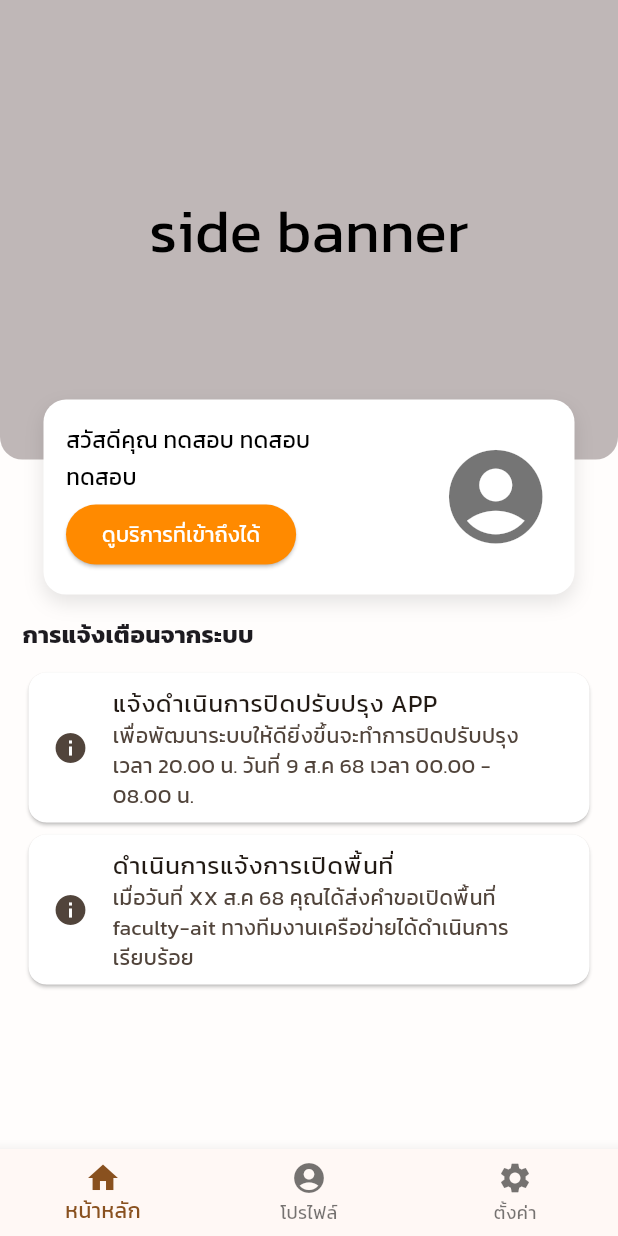
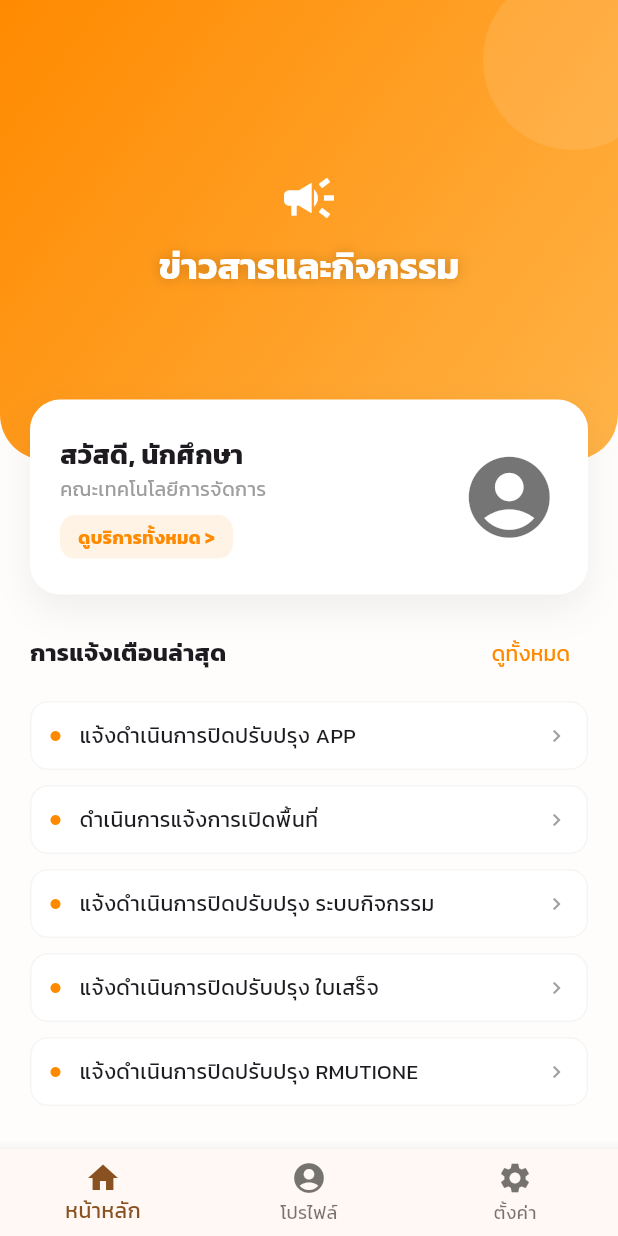
Before and after one commit to TdotShare/mb_rmuti_profile_demo, a Flutter app: the HomePage screen opened by its route, on a phone screen of 412 x 824 dp. Run offline on Flutter 3.47's test engine with Material 3 defaults, Android fonts, the phone set to English and light mode, and no system bars; our stand-ins replace barcode_widget, dio, flutter_riverpod, shared_preferences, webview_flutter; accounts and stored records are empty.

Commit message:
[edit] update ui home

```diff
--- a/lib/features/home/data/home_repository.dart
+++ b/lib/features/home/data/home_repository.dart
@@ -9,8 +9,12 @@ class HomeRepository {
     await Future.delayed(const Duration(seconds: 1)); // <--- เพิ่มบรรทัดนี้
 
     return [
-      HomeUserNotificationListModel(title: "แจ้งดำเนินการปิดปรับปรุง APP", detail: "เพื่อพัฒนาระบบให้ดียิ่งขึ้นจะทำการปิดปรับปรุง เวลา 20.00 น. วันที่ 9 ส.ค 68 เวลา 00.00 - 08.00 น."),
-      HomeUserNotificationListModel(title: "ดำเนินการแจ้งการเปิดพื้นที่", detail: "เมื่อวันที่ XX ส.ค 68 คุณได้ส่งคำขอเปิดพื้นที่ faculty-ait ทางทีมงานเครือข่ายได้ดำเนินการเรียบร้อย"),
+      HomeUserNotificationListModel(id : 1 ,title: "แจ้งดำเนินการปิดปรับปรุง APP", detail: "เพื่อพัฒนาระบบให้ดียิ่งขึ้นจะทำการปิดปรับปรุง เวลา 20.00 น. วันที่ 9 ส.ค 68 เวลา 00.00 - 08.00 น."),
+      HomeUserNotificationListModel(id : 2 ,title: "ดำเนินการแจ้งการเปิดพื้นที่", detail: "เมื่อวันที่ XX ส.ค 68 คุณได้ส่งคำขอเปิดพื้นที่ faculty-ait ทางทีมงานเครือข่ายได้ดำเนินการเรียบร้อย"),
+      HomeUserNotificationListModel(id : 3 ,title: "แจ้งดำเนินการปิดปรับปรุง ระบบกิจกรรม", detail: "เพื่อพัฒนาระบบให้ดียิ่งขึ้นจะทำการปิดปรับปรุง ระบบกิจกรรม เวลา 20.00 น. วันที่ 9 ส.ค 68 เวลา 00.00 - 08.00 น."),
+      HomeUserNotificationListModel(id : 4 ,title: "แจ้งดำเนินการปิดปรับปรุง ใบเสร็จ", detail: "เพื่อพัฒนาระบบให้ดียิ่งขึ้นจะทำการปิดปรับปรุง ใบเสร็จ เวลา 20.00 น. วันที่ 9 ส.ค 68 เวลา 00.00 - 08.00 น."),
+      HomeUserNotificationListModel(id : 5 ,title: "แจ้งดำเนินการปิดปรับปรุง RMUTIONE", detail: "เพื่อพัฒนาระบบให้ดียิ่งขึ้นจะทำการปิดปรับปรุง RMUTIONE เวลา 20.00 น. วันที่ 9 ส.ค 68 เวลา 00.00 - 08.00 น."),
+      HomeUserNotificationListModel(id : 6 ,title: "แจ้งดำเนินการปิดปรับปรุง RMUTIV2", detail: "เพื่อพัฒนาระบบให้ดียิ่งขึ้นจะทำการปิดปรับปรุง RMUTIV2 เวลา 20.00 น. วันที่ 9 ส.ค 68 เวลา 00.00 - 08.00 น."),
     ];
   }
 
--- a/lib/features/home/data/models/home_user_notification_list_model.dart
+++ b/lib/features/home/data/models/home_user_notification_list_model.dart
@@ -1,10 +1,12 @@
 
 
 class HomeUserNotificationListModel {
+  final int id;
   final String title;
   final String detail;
 
   const HomeUserNotificationListModel({
+    required this.id,
     required this.title,
     required this.detail,
   });
@@ -12,6 +14,7 @@ class HomeUserNotificationListModel {
   // Factory Constructor สำหรับแปลง JSON/Map เป็น Model
   factory HomeUserNotificationListModel.fromJson(Map<String, dynamic> json) {
     return HomeUserNotificationListModel(
+      id : json['id'] as int,
       title: json['title'] as String,
       detail: json['detail'] as String,
     );
--- /dev/null
+++ b/lib/features/home/presentation/pages/all_notifications_page.dart
@@ -0,0 +1,58 @@
+import 'package:flutter/material.dart';
+import 'package:mb_rmuti_profile_demo/features/home/data/models/home_user_notification_list_model.dart';
+import 'package:mb_rmuti_profile_demo/features/home/presentation/pages/notification_detail_page.dart';
+
+// --- 1. หน้าแสดงการแจ้งเตือนทั้งหมด ---
+class AllNotificationsPage extends StatelessWidget {
+  final List<HomeUserNotificationListModel> notifications;
+
+  const AllNotificationsPage({super.key, required this.notifications});
+
+  @override
+  Widget build(BuildContext context) {
+    return Scaffold(
+      appBar: AppBar(
+        title: const Text('การแจ้งเตือนทั้งหมด', style: TextStyle(fontWeight: FontWeight.bold)),
+        centerTitle: true,
+      ),
+      body: ListView.separated(
+        padding: const EdgeInsets.all(16),
+        itemCount: notifications.length,
+        separatorBuilder: (context, index) => const SizedBox(height: 12),
+        itemBuilder: (context, index) {
+          final item = notifications[index];
+          return _buildNotifCard(context, item);
+        },
+      ),
+    );
+  }
+
+  Widget _buildNotifCard(BuildContext context, HomeUserNotificationListModel item) {
+    return Container(
+      decoration: BoxDecoration(
+        color: Colors.white,
+        borderRadius: BorderRadius.circular(15),
+        boxShadow: [BoxShadow(color: Colors.black.withOpacity(0.05), blurRadius: 10)],
+      ),
+      child: ListTile(
+        contentPadding: const EdgeInsets.all(12),
+        leading: const CircleAvatar(
+          backgroundColor: Color(0xFFFF8A00),
+          child: Icon(Icons.notifications_none, color: Colors.white),
+        ),
+        title: Text(item.title, style: const TextStyle(fontWeight: FontWeight.bold)),
+        subtitle: Text(item.detail, maxLines: 1, overflow: TextOverflow.ellipsis),
+        trailing: const Icon(Icons.arrow_forward_ios, size: 14),
+        onTap: () {
+          // --- 2. คลิกแล้วไปหน้าอ่านรายละเอียด ---
+          Navigator.push(
+            context,
+            MaterialPageRoute(
+              builder: (context) => NotificationDetailPage(notification: item),
+            ),
+          );
+        },
+      ),
+    );
+  }
+}
--- /dev/null
+++ b/lib/features/home/presentation/pages/notification_detail_page.dart
@@ -0,0 +1,34 @@
+import 'package:flutter/material.dart';
+import 'package:mb_rmuti_profile_demo/features/home/data/models/home_user_notification_list_model.dart';
+
+class NotificationDetailPage extends StatelessWidget {
+  final HomeUserNotificationListModel notification;
+
+  const NotificationDetailPage({super.key, required this.notification});
+
+  @override
+  Widget build(BuildContext context) {
+    return Scaffold(
+      appBar: AppBar(title: const Text('รายละเอียด')),
+      body: SingleChildScrollView(
+        padding: const EdgeInsets.all(24),
+        child: Column(
+          crossAxisAlignment: CrossAxisAlignment.start,
+          children: [
+            const Icon(Icons.mail_outline, size: 48, color: Color(0xFFFF8A00)),
+            const SizedBox(height: 16),
+            Text(
+              notification.title,
+              style: const TextStyle(fontSize: 22, fontWeight: FontWeight.bold),
+            ),
+            const Divider(height: 32),
+            Text(
+              notification.detail,
+              style: const TextStyle(fontSize: 16, height: 1.6, color: Colors.black87),
+            ),
+          ],
+        ),
+      ),
+    );
+  }
+}
--- a/lib/features/home/presentation/widgets/home_notif_section_widget.dart
+++ b/lib/features/home/presentation/widgets/home_notif_section_widget.dart
@@ -1,55 +1,96 @@
-// lib/features/home/presentation/widgets/home_notif_section_widget.dart
-
 import 'package:flutter/material.dart';
 import 'package:mb_rmuti_profile_demo/features/home/data/models/home_user_notification_list_model.dart';
+import 'package:mb_rmuti_profile_demo/features/home/presentation/pages/all_notifications_page.dart';
+import 'package:mb_rmuti_profile_demo/features/home/presentation/pages/notification_detail_page.dart';
+// Import หน้าใหม่ที่คุณเพิ่งสร้างด้านบน
+// import 'package:your_path/notification_pages.dart';
 
 class HomeNotifSectionWidget extends StatelessWidget {
-
   final List<HomeUserNotificationListModel> notifications;
 
-  const HomeNotifSectionWidget({
-    super.key,
-    required this.notifications,
-  });
+  const HomeNotifSectionWidget({super.key, required this.notifications});
 
   @override
   Widget build(BuildContext context) {
-    // **สำคัญ:** ลบ Positioned() ออก และใช้ Padding ครอบ
+    // กรองเอาแค่ 5 รายการแรก
+    final displayedNotifs = notifications.take(5).toList();
+
     return Padding(
-      padding: const EdgeInsets.symmetric(horizontal: 15),
+      padding: const EdgeInsets.symmetric(horizontal: 20),
       child: Column(
-        crossAxisAlignment: CrossAxisAlignment.start,
         children: [
-          const Text(
-            'การแจ้งเตือนจากระบบ',
-            style: TextStyle(fontSize: 16, fontWeight: FontWeight.bold),
+          // ส่วนหัว + ปุ่มดูทั้งหมด
+          Row(
+            mainAxisAlignment: MainAxisAlignment.spaceBetween,
+            children: [
+              const Text(
+                'การแจ้งเตือนล่าสุด',
+                style: TextStyle(fontSize: 16, fontWeight: FontWeight.bold),
+              ),
+              if (notifications.length > 5)
+                TextButton(
+                  onPressed: () {
+                    Navigator.push(
+                      context,
+                      MaterialPageRoute(
+                        builder: (context) => AllNotificationsPage(notifications: notifications),
+                      ),
+                    );
+                  },
+                  child: const Text('ดูทั้งหมด', style: TextStyle(color: Color(0xFFFF8A00))),
+                ),
+            ],
           ),
-          const SizedBox(height: 10),
+          const SizedBox(height: 8),
 
-          // Expanded จะใช้พื้นที่ที่เหลือทั้งหมดใน Positioned.fill
-          Expanded(
-            child: ListView.builder(
-              // ป้องกันไม่ให้ ListView มี Padding ซ้ำกับ SafeArea
-              padding: EdgeInsets.zero,
-              itemCount: notifications.length,
-              itemBuilder: (context, index) {
-                final notification = notifications[index];
-                return Card(
-                  color: Colors.white,
-                  child: ListTile(
-                    leading: const Icon(Icons.info),
-                    title: Text(notification.title),
-                    subtitle: Text(notification.detail),
-                    onTap: () {
-
-                    },
-                  ),
-                );
-              },
-            ),
+          // รายการแจ้งเตือน
+          ListView.separated(
+            shrinkWrap: true, // สำคัญ: เพื่อให้ใช้ร่วมกับ Column ได้
+            physics: const NeverScrollableScrollPhysics(), // ปิดการ scroll ในตัวมันเอง
+            padding: EdgeInsets.zero,
+            itemCount: displayedNotifs.length,
+            separatorBuilder: (context, index) => const SizedBox(height: 10),
+            itemBuilder: (context, index) {
+              final item = displayedNotifs[index];
+              return _buildSimpleCard(context, item);
+            },
           ),
         ],
       ),
     );
   }
+
+  Widget _buildSimpleCard(BuildContext context, HomeUserNotificationListModel item) {
+    return GestureDetector(
+      onTap: () {
+        Navigator.push(
+          context,
+          MaterialPageRoute(builder: (context) => NotificationDetailPage(notification: item)),
+        );
+      },
+      child: Container(
+        padding: const EdgeInsets.all(12),
+        decoration: BoxDecoration(
+          color: Colors.white,
+          borderRadius: BorderRadius.circular(12),
+          border: Border.all(color: Colors.grey.withOpacity(0.1)),
+        ),
+        child: Row(
+          children: [
+            const Icon(Icons.circle, size: 8, color: Color(0xFFFF8A00)), // จุดสถานะ
+            const SizedBox(width: 12),
+            Expanded(
+              child: Text(
+                item.title,
+                style: const TextStyle(fontSize: 14, fontWeight: FontWeight.w500),
+                maxLines: 1,
+                overflow: TextOverflow.ellipsis,
+              ),
+            ),
+            const Icon(Icons.chevron_right, size: 16, color: Colors.grey),
+          ],
+        ),
+      ),
+    );
+  }
 }
--- a/lib/features/home/presentation/widgets/home_side_banner_widget.dart
+++ b/lib/features/home/presentation/widgets/home_side_banner_widget.dart
@@ -1,37 +1,52 @@
 import 'package:flutter/material.dart';
 
 class HomeSideBannerWidget extends StatelessWidget {
-
   final double bannerHeight;
-
-  const HomeSideBannerWidget(
-      {
-        super.key,
-        required this.bannerHeight
-      }
-  );
+  const HomeSideBannerWidget({super.key, required this.bannerHeight});
 
   @override
   Widget build(BuildContext context) {
-    return  Container(
+    return Container(
       width: double.infinity,
       height: bannerHeight,
-      decoration: const ShapeDecoration(
-        color: Color(0xFFBFB7B7),
-        shape: RoundedRectangleBorder(
-          borderRadius: BorderRadius.only(
-            bottomLeft: Radius.circular(15),
-            bottomRight: Radius.circular(15),
-          ),
+      decoration: const BoxDecoration(
+        gradient: LinearGradient(
+          begin: Alignment.topLeft,
+          end: Alignment.bottomRight,
+          colors: [Color(0xFFFF8A00), Color(0xFFFFB347)], // สีส้ม RMUTI
+        ),
+        borderRadius: BorderRadius.only(
+          bottomLeft: Radius.circular(30), // โค้งมนมากขึ้นเพื่อความทันสมัย
+          bottomRight: Radius.circular(30),
         ),
       ),
-      alignment: Alignment.center,
-      child: const Text(
-        'side banner',
-        style: TextStyle(
-          color: Colors.black,
-          fontSize: 40,
-        ),
+      child: Stack(
+        children: [
+          // ลายวงกลมจางๆ ด้านหลังเพิ่มมิติ
+          Positioned(
+            right: -30,
+            top: -20,
+            child: CircleAvatar(radius: 60, backgroundColor: Colors.white.withOpacity(0.1)),
+          ),
+          Center(
+            child: Column(
+              mainAxisAlignment: MainAxisAlignment.center,
+              children: [
+                const Icon(Icons.campaign, color: Colors.white, size: 40),
+                const SizedBox(height: 8),
+                Text(
+                  'ข่าวสารและกิจกรรม',
+                  style: TextStyle(
+                    color: Colors.white,
+                    fontSize: 24,
+                    fontWeight: FontWeight.bold,
+                    shadows: [Shadow(color: Colors.black.withOpacity(0.2), blurRadius: 10)],
+                  ),
+                ),
+              ],
+            ),
+          ),
+        ],
       ),
     );
   }
--- a/lib/features/home/presentation/widgets/home_user_profile_card_widget.dart
+++ b/lib/features/home/presentation/widgets/home_user_profile_card_widget.dart
@@ -2,104 +2,70 @@ import 'package:flutter/material.dart';
 import 'package:mb_rmuti_profile_demo/core/widgets/profile_image/profile_image_widget.dart';
 
 class HomeUserProfileCardWidget extends StatelessWidget {
-
   final double overlapSize;
   final double infoCardHeight;
   final VoidCallback btnServiceAccess;
-
-  final String? firstName;
-  final String? lastName;
-  final String? facName;
-  final String? pictureUrl;
-  final String? pictureBase64;
+  final String? firstName, lastName, facName, pictureUrl, pictureBase64;
 
   const HomeUserProfileCardWidget({
-    super.key,
-    required this.overlapSize,
-    required this.infoCardHeight,
-    required this.btnServiceAccess,
-    this.firstName,
-    this.lastName,
-    this.facName,
-    this.pictureUrl,
-    this.pictureBase64,
+    super.key, required this.overlapSize, required this.infoCardHeight,
+    required this.btnServiceAccess, this.firstName, this.lastName, this.facName, this.pictureUrl, this.pictureBase64,
   });
-
-
 
   @override
   Widget build(BuildContext context) {
-    // 3. การแสดงผลข้อความ: ใช้ Null-aware operator (??) เพื่อแสดงค่าเริ่มต้น
-    final String displayFirstName = firstName ?? 'ทดสอบ';
-    final String displayLastName = lastName ?? 'ทดสอบ';
-    final String displayFacName = facName ?? 'ทดสอบ';
-    const double imageSize = 75;
-
     return Positioned(
-      top: overlapSize, // เลื่อนขึ้นไป Overlap
-      left: 0,
-      right: 0,
-      child: Padding(
-        padding: const EdgeInsets.symmetric(horizontal: 29),
+      top: overlapSize,
+      left: 20, right: 20, // เพิ่ม margin ซ้ายขวา
       child: Container(
-          width: double.infinity, // เต็มความกว้าง
-          height: infoCardHeight, // ความสูงยังคงที่ (103)
-          padding: const EdgeInsets.all(15),
+        height: infoCardHeight,
         decoration: BoxDecoration(
           color: Colors.white,
-            borderRadius: BorderRadius.circular(15),
+          borderRadius: BorderRadius.circular(20),
           boxShadow: [
-              BoxShadow(
-                color: Colors.black.withOpacity(0.1),
-                blurRadius: 10,
-                offset: const Offset(0, 5),
-              ),
+            BoxShadow(color: Colors.black.withOpacity(0.06), blurRadius: 20, offset: const Offset(0, 10)),
           ],
         ),
+        padding: const EdgeInsets.symmetric(horizontal: 20),
         child: Row(
-            mainAxisAlignment: MainAxisAlignment.spaceBetween,
           children: [
-              // ข้อความซ้าย
-              Flexible( // ใช้ Flexible/Expanded เพื่อให้ข้อความไม่ชนรูปภาพ
+            Expanded(
               child: Column(
                 crossAxisAlignment: CrossAxisAlignment.start,
                 mainAxisAlignment: MainAxisAlignment.center,
                 children: [
                   Text(
-                      'สวัสดีคุณ $displayFirstName $displayLastName',
-                      style: const TextStyle(
-                        color: Colors.black,
-                        fontSize: 15,
-                        overflow: TextOverflow.ellipsis,
+                    'สวัสดี, ${firstName ?? "นักศึกษา"}',
+                    style: const TextStyle(fontSize: 18, fontWeight: FontWeight.bold),
                   ),
+                  Text(
+                    facName ?? 'คณะเทคโนโลยีการจัดการ',
+                    style: const TextStyle(fontSize: 13, color: Colors.grey),
+                    maxLines: 1, overflow: TextOverflow.ellipsis,
                   ),
-                    const SizedBox(height: 4),
-                    Text(
-                      displayFacName,
-                      style: const TextStyle(
-                        color: Colors.black,
-                        fontSize: 15,
-                        overflow: TextOverflow.ellipsis,
+                  const SizedBox(height: 8),
+                  GestureDetector(
+                    onTap: btnServiceAccess,
+                    child: Container(
+                      padding: const EdgeInsets.symmetric(horizontal: 12, vertical: 6),
+                      decoration: BoxDecoration(
+                        color: const Color(0xFFFF8A00).withOpacity(0.1),
+                        borderRadius: BorderRadius.circular(10),
                       ),
+                      child: const Text('ดูบริการทั้งหมด >', style: TextStyle(color: Color(0xFFFF8A00), fontSize: 12, fontWeight: FontWeight.bold)),
                     ),
-                    const SizedBox(height: 4),
-                    ElevatedButton(
-                      onPressed: btnServiceAccess,
-                      child: const Text('ดูบริการที่เข้าถึงได้'),
                   )
                 ],
               ),
             ),
-
             ProfileImageWidget(
-                imageSize: imageSize,
+              imageSize: 65,
               pictureUrl: pictureUrl,
               pictureBase64: pictureBase64,
             ),
           ],
         ),
       ),
-      ),
     );
   }
 }
```
Lines whose indentation alone changed are shown as unchanged.
